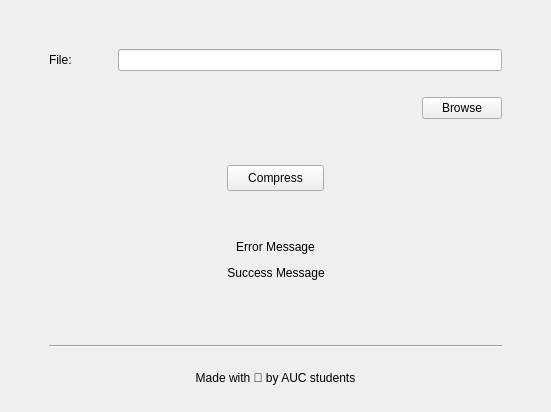
The window that src/main_window/mainwindow.ui (MikhaelMounay/huffman-file-zipper) describes before a commit, drawn with Qt 5.
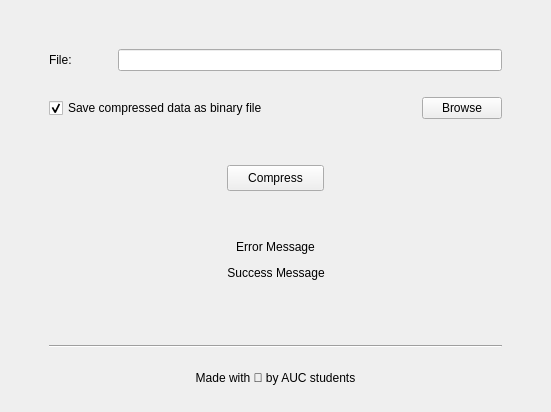
The same window after the commit.

Commit message: FileDealer, MainWindow: Added an option to save compressed file as human readable files instead of binary only

```diff
--- a/src/main_window/mainwindow.ui
+++ b/src/main_window/mainwindow.ui
@@ -116,6 +116,35 @@
                                 <property name="orientation">
                                     <enum>Qt::Horizontal</enum>
                                 </property>
+        <property name="sizeType">
+         <enum>QSizePolicy::Fixed</enum>
+        </property>
+        <property name="sizeHint" stdset="0">
+         <size>
+          <width>40</width>
+          <height>20</height>
+         </size>
+        </property>
+       </spacer>
+      </item>
+      <item>
+       <widget class="QCheckBox" name="checkBox_toBinary">
+        <property name="text">
+         <string>Save compressed data as binary file</string>
+        </property>
+        <property name="checked">
+         <bool>true</bool>
+        </property>
+       </widget>
+      </item>
+      <item>
+       <spacer name="horizontalSpacer_14">
+        <property name="orientation">
+         <enum>Qt::Horizontal</enum>
+        </property>
+        <property name="sizeType">
+         <enum>QSizePolicy::Expanding</enum>
+        </property>
                                 <property name="sizeHint" stdset="0">
                                     <size>
                                         <width>40</width>
```
Lines whose indentation alone changed are shown as unchanged. The commit also changes 5 other files.
